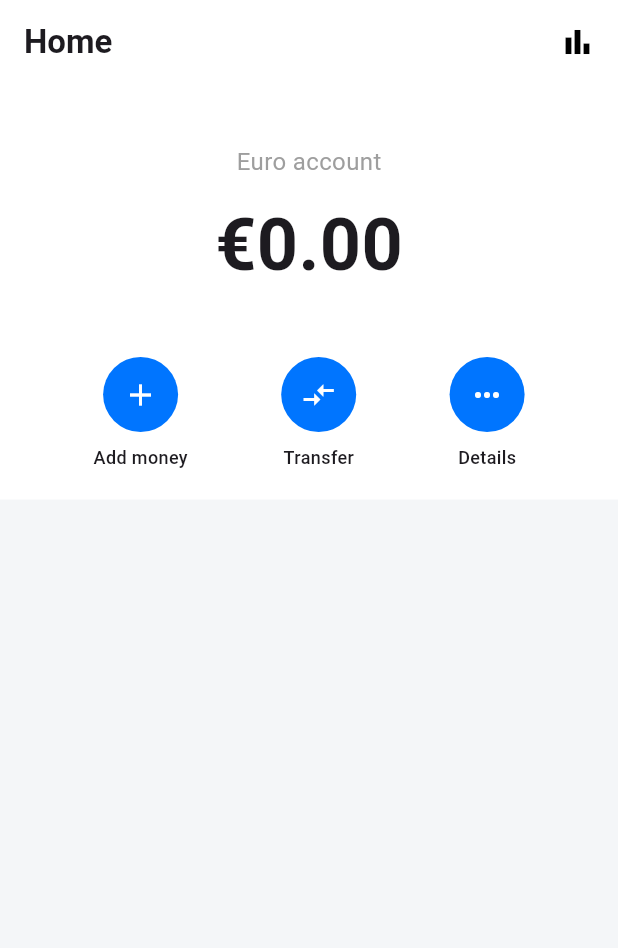
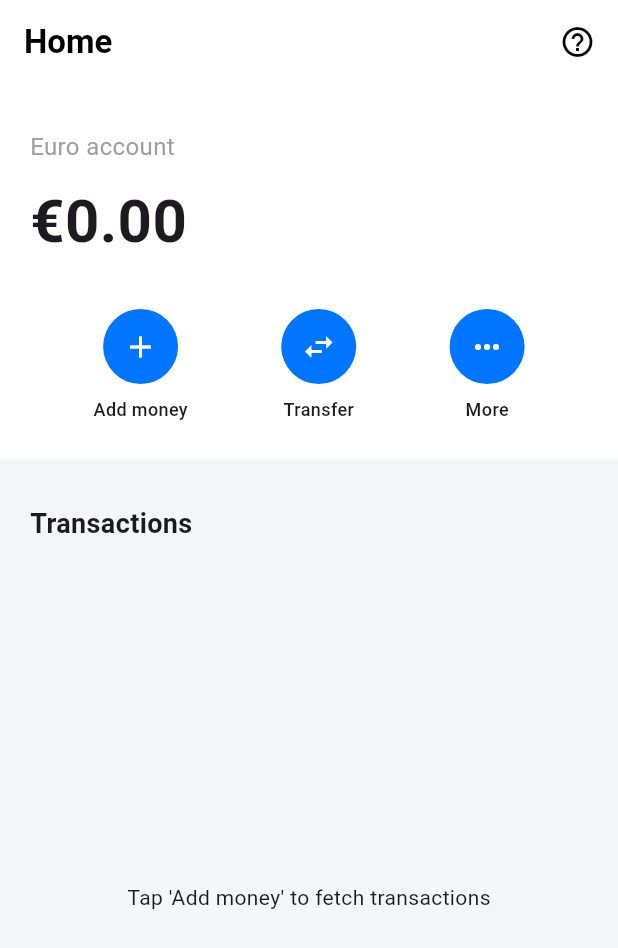
Before and after one commit to fahadqaseem/revolut_clone, a Flutter app: the screen it shows after launch, on a phone screen of 412 x 824 dp. Shown: the top 948 px of the screen. Run offline on Flutter 3.47's test engine with Material 3 defaults, Android fonts, the phone set to English and light mode, and no system bars.

Commit message:
Milestone: Full-stack connection confirmed and data displaying

```diff
--- a/frontend/lib/main.dart
+++ b/frontend/lib/main.dart
@@ -3,7 +3,7 @@ import 'package:http/http.dart' as http;
 import 'dart:convert';
 
 void main() => runApp(const MaterialApp(
-      debugShowCheckedModeBanner: false, // Removes the red "Debug" banner
+      debugShowCheckedModeBanner: false,
       home: RevolutClone(),
     ));
 
@@ -16,30 +16,34 @@ class RevolutClone extends StatefulWidget {
 
 class _RevolutCloneState extends State<RevolutClone> {
   String balance = "0.00";
+  List transactions = [];
   bool isLoading = false;
 
-Future<void> fetchBalance() async {
+  // IMPORTANT:
+  // Use 'http://10.0.2.2:8000/test' for Android Emulator
+  // Use 'http://127.0.0.1:8000/test' for Windows Desktop or Web
+  final String apiUrl = 'http://127.0.0.1:8000/test';
+
+  Future<void> fetchData() async {
     setState(() => isLoading = true);
     try {
-    final response = await http.get(Uri.parse('http://10.0.2.2:8000/test'));
+      final response = await http.get(Uri.parse(apiUrl));
 
-    // THE FIX: Check if the user is still on this screen before updating UI
-    if (!mounted) return;
+      if (!mounted) return; // Safety check
 
       if (response.statusCode == 200) {
         final data = jsonDecode(response.body);
         setState(() {
           balance = data['mock_balance'].toString();
+          transactions = data['transactions'];
           isLoading = false;
         });
       }
     } catch (e) {
-    // THE FIX: Check mounted again here
       if (!mounted) return;
-
       setState(() => isLoading = false);
       ScaffoldMessenger.of(context).showSnackBar(
-      const SnackBar(content: Text("Backend not found! Check PyCharm.")),
+        SnackBar(content: Text("Error: $e")),
       );
     }
   }
@@ -47,42 +51,89 @@ Future<void> fetchBalance() async {
   @override
   Widget build(BuildContext context) {
     return Scaffold(
-      backgroundColor: const Color(0xFFF4F6F8), // Light grey background
+      backgroundColor: const Color(0xFFF4F6F8),
       appBar: AppBar(
-        title: const Text("Home", style: TextStyle(fontWeight: FontWeight.bold)),
+        title: const Text("Home", style: TextStyle(color: Colors.black, fontWeight: FontWeight.bold)),
         backgroundColor: Colors.white,
         elevation: 0,
-        actions: [const Icon(Icons.bar_chart, color: Colors.black), const SizedBox(width: 15)],
+        actions: const [
+          Icon(Icons.help_outline, color: Colors.black),
+          SizedBox(width: 15),
+        ],
       ),
       body: Column(
         children: [
-          // Balance Section
+          // Header Section (Balance)
           Container(
             color: Colors.white,
-            padding: const EdgeInsets.symmetric(vertical: 40),
+            padding: const EdgeInsets.symmetric(vertical: 30, horizontal: 20),
             width: double.infinity,
             child: Column(
+              crossAxisAlignment: CrossAxisAlignment.start,
               children: [
                 const Text("Euro account", style: TextStyle(color: Colors.grey, fontSize: 16)),
                 const SizedBox(height: 10),
                 isLoading
                   ? const CircularProgressIndicator()
-                  : Text("€$balance", style: const TextStyle(fontSize: 48, fontWeight: FontWeight.bold)),
+                  : Text("€$balance", style: const TextStyle(fontSize: 40, fontWeight: FontWeight.bold)),
               ],
             ),
           ),
 
-          // Action Buttons Row
+          // Action Buttons Section
           Container(
             color: Colors.white,
-            padding: const EdgeInsets.only(bottom: 20),
+            padding: const EdgeInsets.only(bottom: 25),
             child: Row(
               mainAxisAlignment: MainAxisAlignment.spaceEvenly,
               children: [
-                _buildActionButton(Icons.add, "Add money", fetchBalance),
-                _buildActionButton(Icons.compare_arrows, "Transfer", () {}),
-                _buildActionButton(Icons.more_horiz, "Details", () {}),
+                _buildActionBtn(Icons.add, "Add money", fetchData),
+                _buildActionBtn(Icons.swap_horiz, "Transfer", () {}),
+                _buildActionBtn(Icons.more_horiz, "More", () {}),
               ],
+            ),
+          ),
+
+          const SizedBox(height: 20),
+
+          // Transactions Title
+          const Padding(
+            padding: EdgeInsets.symmetric(horizontal: 20, vertical: 10),
+            child: Align(
+              alignment: Alignment.centerLeft,
+              child: Text("Transactions", style: TextStyle(fontSize: 18, fontWeight: FontWeight.bold)),
+            ),
+          ),
+
+          // Transactions List
+          Expanded(
+            child: transactions.isEmpty
+              ? const Center(child: Text("Tap 'Add money' to fetch transactions"))
+              : ListView.builder(
+                  itemCount: transactions.length,
+                  itemBuilder: (context, index) {
+                    final tx = transactions[index];
+                    final isPositive = tx['amount'] > 0;
+                    return Card(
+                      margin: const EdgeInsets.symmetric(horizontal: 15, vertical: 5),
+                      child: ListTile(
+                        leading: const CircleAvatar(
+                          backgroundColor: Color(0xFFE8EAF6),
+                          child: Icon(Icons.shopping_bag, color: Color(0xFF0075FF)),
+                        ),
+                        title: Text(tx['name'], style: const TextStyle(fontWeight: FontWeight.w600)),
+                        subtitle: const Text("Payment"),
+                        trailing: Text(
+                          "${isPositive ? '+' : ''}${tx['amount']}",
+                          style: TextStyle(
+                            color: isPositive ? Colors.green : Colors.black,
+                            fontWeight: FontWeight.bold,
+                            fontSize: 16
+                          ),
+                        ),
+                      ),
+                    );
+                  },
                 ),
           ),
         ],
@@ -90,14 +141,14 @@ Future<void> fetchBalance() async {
     );
   }
 
-  Widget _buildActionButton(IconData icon, String label, VoidCallback onTap) {
+  Widget _buildActionBtn(IconData icon, String label, VoidCallback action) {
     return Column(
       children: [
-        InkWell(
-          onTap: onTap,
+        GestureDetector(
+          onTap: action,
           child: CircleAvatar(
             radius: 25,
-            backgroundColor: const Color(0xFF0075FF), // Revolut Blue
+            backgroundColor: const Color(0xFF0075FF),
             child: Icon(icon, color: Colors.white),
           ),
         ),
```
Also changed, not shown: 1 other file. Lines whose indentation alone changed are shown as unchanged.
